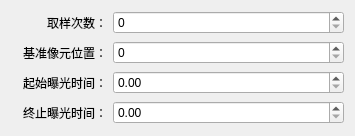
This is HeGui/HSpecFittingLinearWidget.ui in hexianqi/QtCode as Qt 5 draws it before an edit. The edited form follows.
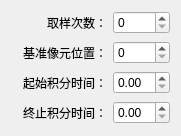
This is the edited form.

What changed in the file:
```diff
--- a/HeGui/HSpecFittingLinearWidget.ui
+++ b/HeGui/HSpecFittingLinearWidget.ui
@@ -6,7 +6,7 @@
    <rect>
     <x>0</x>
     <y>0</y>
-    <width>355</width>
+    <width>178</width>
     <height>132</height>
    </rect>
   </property>
@@ -51,7 +51,7 @@
       </size>
      </property>
      <property name="text">
-      <string>终止曝光时间：</string>
+      <string>终止积分时间：</string>
      </property>
      <property name="scaledContents">
       <bool>false</bool>
@@ -76,7 +76,7 @@
       </size>
      </property>
      <property name="text">
-      <string>起始曝光时间：</string>
+      <string>起始积分时间：</string>
      </property>
      <property name="scaledContents">
       <bool>false</bool>
```
